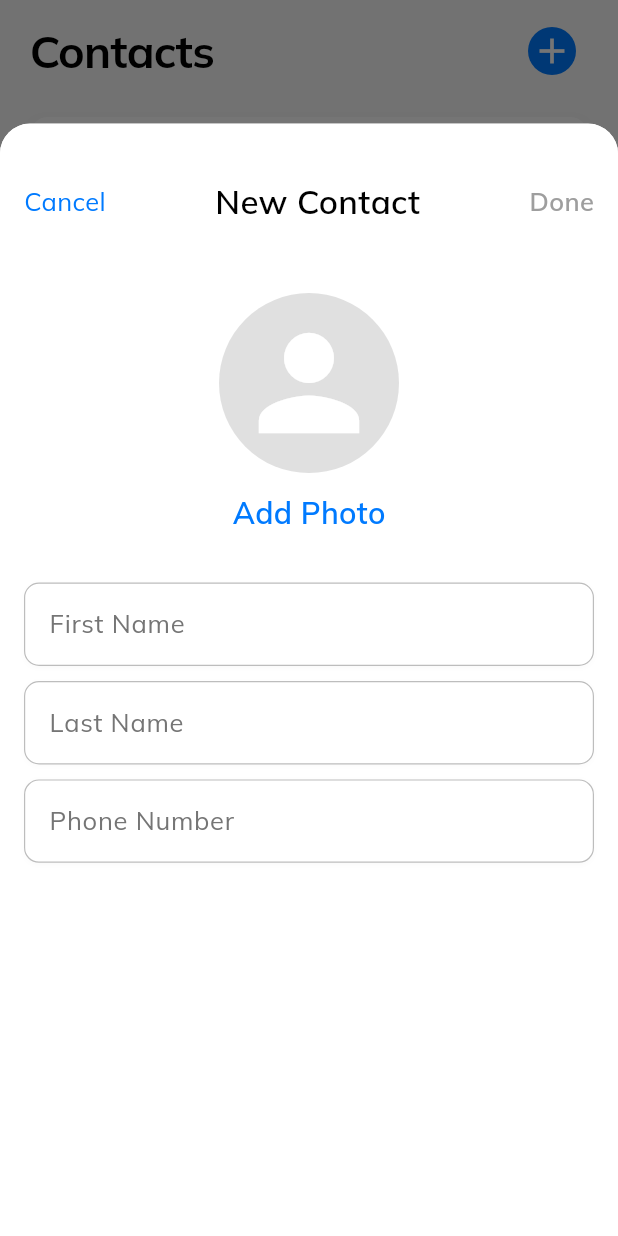
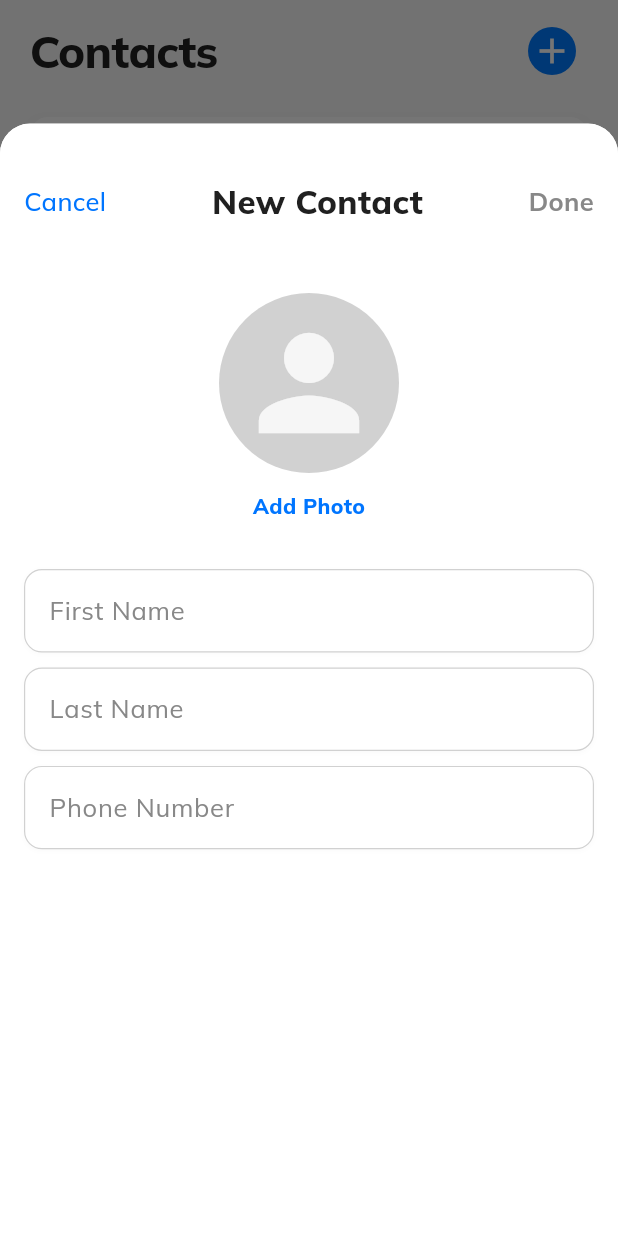
Before and after one commit to yunusoktay/TelefonRehberi, a Flutter app: the screen it shows after launch, after a tap on the "add" icon, on a phone screen of 412 x 824 dp. Run offline on Flutter 3.47's test engine with Material 3 defaults, Android fonts, the phone set to English and light mode, and no system bars; our stand-ins replace flutter_slidable, flutter_svg, google_fonts, image_picker, lottie.

Commit message:
Refactor UI components to use centralized color and text style definitions
- Introduced AppColors and AppTextStyles classes for consistent theming across the app.
- Updated various widgets (AddContactHeader, CustomTextField, PhotoSelectionSheet, etc.) to utilize new color and text style definitions.
- Replaced hardcoded colors and text styles with references to AppColors and AppTextStyles.
- Added SVG icons for camera and gallery functionalities.
- Improved overall code readability and maintainability by centralizing styling.

```diff
--- /dev/null
+++ b/telefon_rehberi/lib/core/theme/app_colors.dart
@@ -0,0 +1,47 @@
+import 'package:flutter/material.dart';
+
+class AppColors {
+  // --- Raw Palette ---
+  // Green
+  static const Color greenSuccess = Color(0xFF12B76A);
+
+  // Red
+  static const Color redDelete = Color(0xFFFF0000);
+
+  // Blue
+  static const Color blue50 = Color(0xFFEDFAFF);
+  static const Color primaryBlue = Color(0xFF0075FF); // Primary_blue
+
+  // Gray
+  static const Color gray50 = Color(0xFFF6F6F6);
+  static const Color gray100 = Color(0xFFE7E7E7);
+  static const Color gray200 = Color(0xFFD1D1D1);
+  static const Color gray300 = Color(0xFFB0B0B0);
+  static const Color gray400 = Color(0xFF888888);
+  static const Color gray500 = Color(0xFF6D6D6D);
+  static const Color gray900 = Color(0xFF3D3D3D);
+  static const Color gray950 = Color(0xFF202020);
+
+  // --- Semantic Aliases (Usage based) ---
+
+  static const Color primary = primaryBlue;
+  static const Color scaffoldBackground = gray50;
+  static const Color cardBackground = Colors.white;
+
+  static const Color divider =
+      gray100; // was F2F2F7, E7E7E7 is slightly darker but fits the "Border" role
+
+  static const Color textPrimary = gray950; // Main text
+  static const Color textSecondary = gray400; // Subtitles
+
+  // Section Headers
+  static const Color sectionHeader = gray400; // "A", "B" text
+
+  // Inputs
+  static const Color inputBackground = gray50;
+  static const Color inputBorder = gray200;
+
+  // Icons & Placeholders
+  static const Color avatarPlaceholder = gray200;
+  static const Color iconColor = gray400;
+}
--- /dev/null
+++ b/telefon_rehberi/lib/core/theme/app_text_styles.dart
@@ -0,0 +1,66 @@
+import 'package:flutter/material.dart';
+import 'package:google_fonts/google_fonts.dart';
+import 'app_colors.dart';
+
+class AppTextStyles {
+  // --- Headings ---
+
+  // Headline (Bold) - Assumed ~24px from image
+  static final TextStyle headline = GoogleFonts.mulish(
+    fontSize: 22,
+    fontWeight: FontWeight.w800, // Increased to ExtraBold
+    color: AppColors.textPrimary,
+  );
+
+  // Large Display (For Page Titles)
+  static final TextStyle displayLarge = GoogleFonts.mulish(
+    fontSize: 30,
+    fontWeight: FontWeight.w800,
+    color: AppColors.textPrimary,
+    letterSpacing: -0.5,
+  );
+
+  // Headline Small (Bold) - Assumed ~20px
+  static final TextStyle headlineSmall = GoogleFonts.mulish(
+    fontSize: 20,
+    fontWeight: FontWeight.w700,
+    color: AppColors.textPrimary,
+  );
+
+  // --- Titles ---
+
+  // Title Large (Bold) - Section Headers like "A"
+  static final TextStyle titleLarge = GoogleFonts.mulish(
+    fontSize: 18,
+    fontWeight: FontWeight.w700,
+    color: AppColors.sectionHeader,
+  );
+
+  // Title Medium (Bold/SemiBold/Medium/Regular) - Contact Names
+  static final TextStyle titleMediumBold = GoogleFonts.mulish(
+    fontSize: 16,
+    fontWeight: FontWeight.w700,
+    color: AppColors.textPrimary,
+  );
+
+  static final TextStyle titleMediumSemiBold = GoogleFonts.mulish(
+    fontSize: 16,
+    fontWeight: FontWeight.w600,
+    color: AppColors.textPrimary,
+  );
+
+  // --- Body ---
+
+  // Body (Regular) - Phone numbers
+  static final TextStyle bodyRegular = GoogleFonts.mulish(
+    fontSize: 14,
+    fontWeight: FontWeight.w400,
+    color: AppColors.textSecondary,
+  );
+
+  static final TextStyle bodyMedium = GoogleFonts.mulish(
+    fontSize: 14,
+    fontWeight: FontWeight.w500,
+    color: AppColors.textPrimary,
+  );
+}
--- a/telefon_rehberi/lib/main.dart
+++ b/telefon_rehberi/lib/main.dart
@@ -19,7 +19,6 @@ class MyApp extends StatelessWidget {
         title: 'Telefon Rehberi',
         debugShowCheckedModeBanner: false,
         theme: ThemeData(
-          // Using a light theme to match the design
           scaffoldBackgroundColor: const Color(0xFFF9F9F9),
           colorScheme: ColorScheme.fromSeed(seedColor: Colors.blue),
           useMaterial3: true,
--- a/telefon_rehberi/lib/screens/add_contact/widgets/add_contact_header.dart
+++ b/telefon_rehberi/lib/screens/add_contact/widgets/add_contact_header.dart
@@ -1,4 +1,6 @@
 import 'package:flutter/material.dart';
+import 'package:telefon_rehberi/core/theme/app_colors.dart';
+import 'package:telefon_rehberi/core/theme/app_text_styles.dart';
 
 class AddContactHeader extends StatelessWidget {
   final VoidCallback onCancel;
@@ -21,30 +23,23 @@ class AddContactHeader extends StatelessWidget {
         children: [
           GestureDetector(
             onTap: onCancel,
-            child: const Text(
+            child: Text(
               'Cancel',
-              style: TextStyle(
-                color: Color(0xFF007AFF),
+              style: AppTextStyles.bodyMedium.copyWith(
+                color: AppColors.primary,
                 fontSize: 17,
               ),
             ),
           ),
-          const Text(
-            'New Contact',
-            style: TextStyle(
-              color: Colors.black,
-              fontWeight: FontWeight.w600,
-              fontSize: 22,
-            ),
-          ),
+          Text('New Contact', style: AppTextStyles.headline),
           GestureDetector(
             onTap: canSave ? onSave : null,
             child: Text(
               'Done',
-              style: TextStyle(
-                color: canSave ? const Color(0xFF007AFF) : Colors.grey,
-                fontWeight: FontWeight.w600,
+              style: AppTextStyles.bodyMedium.copyWith(
+                color: canSave ? AppColors.primary : AppColors.textSecondary,
                 fontSize: 17,
+                fontWeight: FontWeight.bold,
               ),
             ),
           ),
--- a/telefon_rehberi/lib/screens/add_contact/widgets/custom_text_field.dart
+++ b/telefon_rehberi/lib/screens/add_contact/widgets/custom_text_field.dart
@@ -1,4 +1,6 @@
 import 'package:flutter/material.dart';
+import 'package:telefon_rehberi/core/theme/app_colors.dart';
+import 'package:telefon_rehberi/core/theme/app_text_styles.dart';
 
 class CustomTextField extends StatelessWidget {
   final String placeholder;
@@ -16,9 +18,9 @@ class CustomTextField extends StatelessWidget {
   Widget build(BuildContext context) {
     return Container(
       decoration: BoxDecoration(
-        color: Colors.white,
-        borderRadius: BorderRadius.circular(10),
-        border: Border.all(color: Colors.grey.shade400, width: 0.8),
+        color: AppColors.cardBackground,
+        borderRadius: BorderRadius.circular(12),
+        border: Border.all(color: AppColors.inputBorder, width: 0.8),
         boxShadow: [
           BoxShadow(
             color: Colors.black.withValues(alpha: 0.02),
@@ -30,17 +32,25 @@ class CustomTextField extends StatelessWidget {
       child: TextField(
         decoration: InputDecoration(
           hintText: placeholder,
-          hintStyle: TextStyle(color: Colors.grey.shade600, fontSize: 17),
+          hintStyle: AppTextStyles.bodyRegular.copyWith(
+            color: AppColors.textSecondary,
+            fontSize: 17,
+          ),
           border: InputBorder.none,
           contentPadding: const EdgeInsets.symmetric(
             horizontal: 16,
             vertical: 14,
           ),
           isDense: true,
+          filled: false,
         ),
         keyboardType: keyboardType,
         onChanged: onChanged,
-        style: const TextStyle(fontSize: 17, color: Colors.black),
+        textCapitalization: TextCapitalization.sentences,
+        style: AppTextStyles.bodyRegular.copyWith(
+          fontSize: 17,
+          color: AppColors.textPrimary,
+        ),
         cursorColor: const Color(0xFF007AFF),
       ),
     );
--- a/telefon_rehberi/lib/screens/add_contact/widgets/photo_selector.dart
+++ b/telefon_rehberi/lib/screens/add_contact/widgets/photo_selector.dart
@@ -1,5 +1,7 @@
 import 'dart:io';
 import 'package:flutter/material.dart';
+import 'package:telefon_rehberi/core/theme/app_colors.dart';
+import 'package:telefon_rehberi/core/theme/app_text_styles.dart';
 
 class PhotoSelector extends StatelessWidget {
   final String? imagePath;
@@ -21,7 +23,7 @@ class PhotoSelector extends StatelessWidget {
             width: 120,
             height: 120,
             decoration: BoxDecoration(
-              color: Colors.grey[300],
+              color: AppColors.avatarPlaceholder,
               shape: BoxShape.circle,
               image: imagePath != null
                   ? DecorationImage(
@@ -31,20 +33,21 @@ class PhotoSelector extends StatelessWidget {
                   : null,
             ),
             child: imagePath == null
-                ? const Icon(
-                    Icons.person,
-                    size: 100,
-                    color: Colors.white,
+                ? Center(
+                    child: Icon(
+                      Icons.person,
+                      size: 100,
+                      color: AppColors.inputBackground,
+                    ),
                   )
                 : null,
           ),
           const SizedBox(height: 12),
-          const Text(
+          Text(
             'Add Photo',
-            style: TextStyle(
-              color: Color(0xFF007AFF),
-              fontWeight: FontWeight.w600,
-              fontSize: 20,
+            style: AppTextStyles.bodyMedium.copyWith(
+              color: AppColors.primary,
+              fontWeight: FontWeight.w800,
             ),
           ),
         ],
--- a/telefon_rehberi/lib/screens/contacts/contacts_view_model.dart
+++ b/telefon_rehberi/lib/screens/contacts/contacts_view_model.dart
@@ -8,7 +8,8 @@ class ContactsViewModel extends ChangeNotifier {
   Map<String, List<Contact>> get groupedContacts {
     final sortedContacts = List<Contact>.from(_contacts)
       ..sort(
-        (a, b) => a.firstName.toLowerCase().compareTo(b.firstName.toLowerCase()),
+        (a, b) =>
+            a.firstName.toLowerCase().compareTo(b.firstName.toLowerCase()),
       );
 
     final Map<String, List<Contact>> groups = {};
--- a/telefon_rehberi/lib/screens/contacts/widgets/contact_search_bar.dart
+++ b/telefon_rehberi/lib/screens/contacts/widgets/contact_search_bar.dart
@@ -1,4 +1,6 @@
 import 'package:flutter/material.dart';
+import 'package:telefon_rehberi/core/theme/app_colors.dart';
+import 'package:telefon_rehberi/core/theme/app_text_styles.dart';
 
 class ContactSearchBar extends StatelessWidget {
   final ValueChanged<String> onChanged;
@@ -20,14 +22,13 @@ class ContactSearchBar extends StatelessWidget {
       child: TextField(
         decoration: InputDecoration(
           hintText: 'Search by name',
-          hintStyle: TextStyle(
-            color: Colors.grey[400],
+          hintStyle: AppTextStyles.bodyRegular.copyWith(
+            color: AppColors.textSecondary,
             fontSize: 16,
-            fontWeight: FontWeight.w400,
           ),
-          prefixIcon: Icon(Icons.search, color: Colors.grey[400], size: 22),
+          prefixIcon: Icon(Icons.search, color: AppColors.iconColor, size: 22),
           filled: true,
-          fillColor: Colors.white,
+          fillColor: AppColors.cardBackground,
           enabledBorder: OutlineInputBorder(
             borderRadius: BorderRadius.circular(12),
             borderSide: BorderSide.none,
--- a/telefon_rehberi/lib/screens/contacts/widgets/contacts_empty_state.dart
+++ b/telefon_rehberi/lib/screens/contacts/widgets/contacts_empty_state.dart
@@ -1,4 +1,6 @@
 import 'package:flutter/material.dart';
+import 'package:telefon_rehberi/core/theme/app_colors.dart';
+import 'package:telefon_rehberi/core/theme/app_text_styles.dart';
 import '../../add_contact/add_contact_page.dart';
 
 class ContactsEmptyState extends StatelessWidget {
@@ -15,30 +17,19 @@ class ContactsEmptyState extends StatelessWidget {
           height: 100,
           decoration: BoxDecoration(
             shape: BoxShape.circle,
-            color: Colors.grey[300],
+            color: AppColors.avatarPlaceholder,
           ),
-          child: const Center(
-            child: Icon(Icons.person, size: 60, color: Colors.white),
+          child: Center(
+            child: Icon(Icons.person, size: 60, color: AppColors.iconColor),
           ),
         ),
         const SizedBox(height: 20),
-        const Text(
-          'No Contacts',
-          style: TextStyle(
-            fontSize: 22,
-            fontWeight: FontWeight.w700,
-            color: Colors.black,
-          ),
-        ),
+        Text('No Contacts', style: AppTextStyles.headline),
         const SizedBox(height: 10),
         Text(
           'Contacts you’ve added will appear here.',
           textAlign: TextAlign.center,
-          style: TextStyle(
-            fontSize: 16,
-            color: Colors.grey[600],
-            height: 1.3,
-          ),
+          style: AppTextStyles.bodyRegular.copyWith(fontSize: 16),
         ),
         const SizedBox(height: 12),
         TextButton(
@@ -47,8 +38,7 @@ class ContactsEmptyState extends StatelessWidget {
               context: context,
               isScrollControlled: true,
               backgroundColor: Colors.transparent,
-              builder:
-                  (context) => Container(
+              builder: (context) => Container(
                 height: MediaQuery.of(context).size.height * 0.9,
                 decoration: const BoxDecoration(
                   color: Color(0xFFF9F9F9),
@@ -64,11 +54,11 @@ class ContactsEmptyState extends StatelessWidget {
           style: TextButton.styleFrom(
             padding: const EdgeInsets.symmetric(horizontal: 16, vertical: 8),
           ),
-          child: const Text(
+          child: Text(
             'Create New Contact',
-            style: TextStyle(
+            style: AppTextStyles.bodyMedium.copyWith(
               fontSize: 17,
-              color: Color(0xFF007AFF),
+              color: AppColors.primary,
               fontWeight: FontWeight.w600,
             ),
           ),
--- a/telefon_rehberi/lib/screens/contacts/widgets/contacts_header.dart
+++ b/telefon_rehberi/lib/screens/contacts/widgets/contacts_header.dart
@@ -1,4 +1,5 @@
 import 'package:flutter/material.dart';
+import 'package:telefon_rehberi/core/theme/app_text_styles.dart';
 import '../../add_contact/add_contact_page.dart';
 
 class ContactsHeader extends StatelessWidget {
@@ -10,15 +11,7 @@ class ContactsHeader extends StatelessWidget {
       mainAxisAlignment: MainAxisAlignment.spaceBetween,
       crossAxisAlignment: CrossAxisAlignment.center,
       children: [
-        const Text(
-          'Contacts',
-          style: TextStyle(
-            fontSize: 30,
-            fontWeight: FontWeight.w700,
-            color: Colors.black,
-            letterSpacing: -0.5,
-          ),
-        ),
+        Text('Contacts', style: AppTextStyles.displayLarge),
         IconButton.filled(
           style: IconButton.styleFrom(
             backgroundColor: const Color(0xFF007AFF),
@@ -31,8 +24,7 @@ class ContactsHeader extends StatelessWidget {
               context: context,
               isScrollControlled: true,
               backgroundColor: Colors.transparent,
-              builder:
-                  (context) => Container(
+              builder: (context) => Container(
                 height: MediaQuery.of(context).size.height * 0.9,
                 decoration: const BoxDecoration(
                   color: Color(0xFFF9F9F9),
--- a/telefon_rehberi/pubspec.yaml
+++ b/telefon_rehberi/pubspec.yaml
@@ -18,6 +18,7 @@ dependencies:
   google_fonts: ^6.3.3
   lottie: ^3.3.2
   flutter_slidable: ^4.0.3
+  flutter_svg: ^2.2.3
 
 dev_dependencies:
   flutter_test:
@@ -31,3 +32,4 @@ flutter:
 
   assets:
     - assets/animations/
+    - assets/icons/
```
Also changed, not shown: telefon_rehberi/lib/screens/add_contact/widgets/photo_selection_sheet.dart (+35 -13 lines), telefon_rehberi/lib/screens/add_contact/widgets/success_animation_screen.dart (+16 -20 lines), telefon_rehberi/lib/screens/contacts/contacts_page.dart (+5 -7 lines), telefon_rehberi/lib/screens/contacts/widgets/contact_card.dart (+8 -19 lines), telefon_rehberi/assets/icons/camera.svg (added), telefon_rehberi/assets/icons/gallery.svg (added), telefon_rehberi/pubspec.lock. Lines whose indentation alone changed are shown as unchanged.
